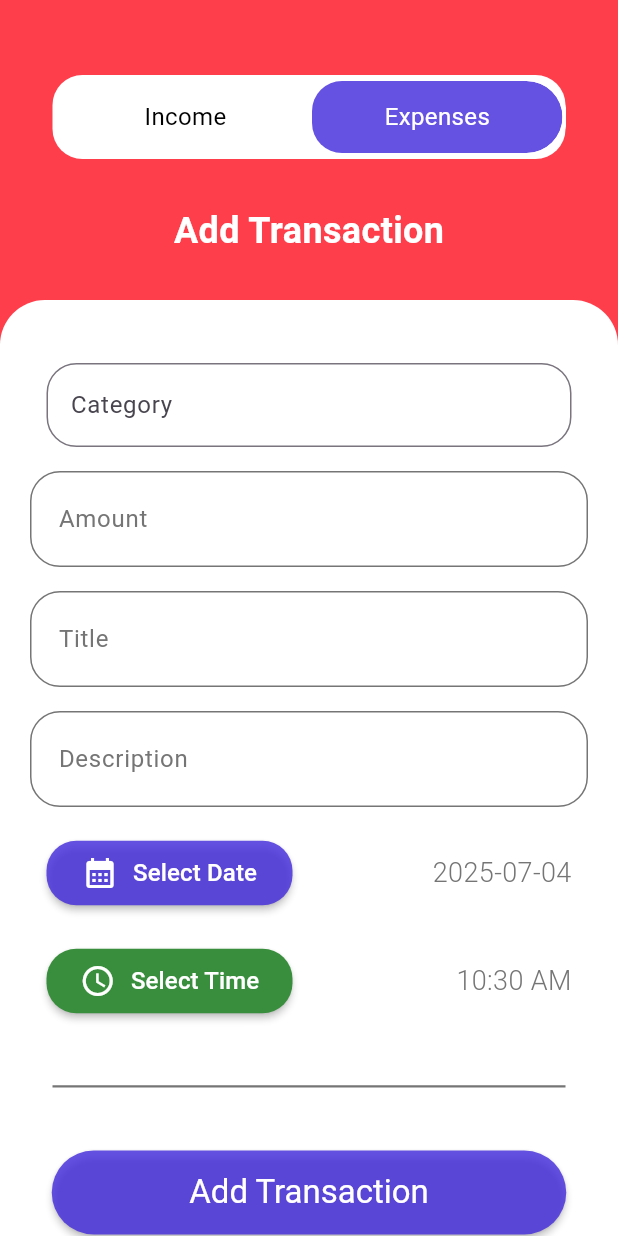
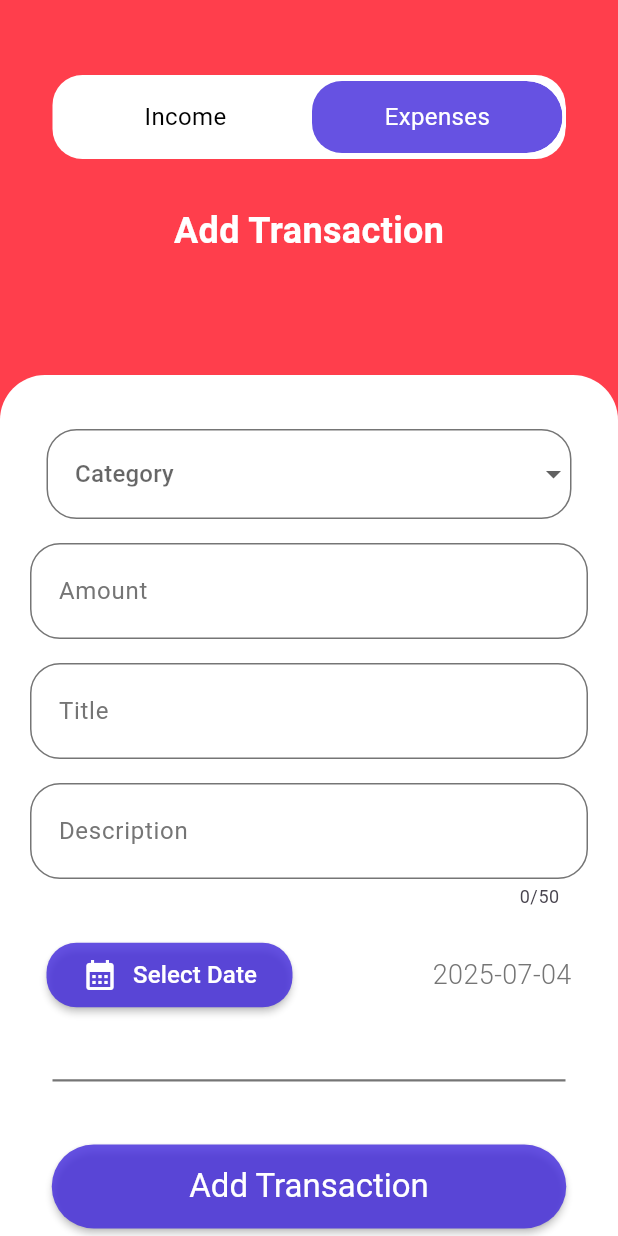
Before and after one commit to Khaled280-313/cash_flow, a Flutter app: the AddTransactions screen opened by its route, on a phone screen of 412 x 824 dp. Run offline on Flutter 3.47's test engine with Material 3 defaults, Android fonts, the phone set to English and light mode, and no system bars; our stand-ins replace dartz, dio, fl_chart, flutter_bloc, get_it, go_router and 4 more; missing offline and left inert: data_connection_checker_tv; accounts and stored records are empty; Roboto replaces fonts that are missing (Montserrat).

Commit message:
Add AddBudgets page, integrate with routing, and enhance transaction management UI with category selection

```diff
--- a/lib/core/routes/app_routes.dart
+++ b/lib/core/routes/app_routes.dart
@@ -8,6 +8,7 @@ import 'package:cash_flow/features/splash_view/pages/splash_view.dart';
 import 'package:flutter_bloc/flutter_bloc.dart';
 import 'package:go_router/go_router.dart';
 
+import '../../features/budgets/presentation/pages/add_budgets.dart';
 import '../../features/transactions/presentation/cubit/transactions_cubit.dart';
 import '../../features/transactions/presentation/pages/add_transactions.dart';
 
@@ -44,4 +45,8 @@ final GoRouter router = GoRouter(routes: [
         create: (context) => getIt<TransactionsCubit>(),
         child: AddTransactions()),
   ),
+  GoRoute(
+    path: "/AddBudgets",
+    builder: (context, state) => AddBudgets(),
+  ),
 ]);
--- a/lib/core/widgets/custom_text_feild.dart
+++ b/lib/core/widgets/custom_text_feild.dart
@@ -33,6 +33,7 @@ class _CustomTextFormFeildState extends State<CustomTextFormFeild> {
   @override
   Widget build(BuildContext context) {
     return TextFormField(
+      maxLength: widget.textInputType == TextInputType.multiline ? 50 : null,
       validator: widget.validator,
       controller: widget.controller,
       obscureText: (widget.obscureText && isObscure),
--- a/lib/features/budgets/presentation/pages/budgets_page.dart
+++ b/lib/features/budgets/presentation/pages/budgets_page.dart
@@ -30,6 +30,9 @@ class BudgetsPage extends StatelessWidget {
                   color: AppColor.white,
                   borderRadius: BorderRadius.circular(20),
                 ),
+                constraints: BoxConstraints(
+                  maxHeight: MediaQuery.of(context).size.height * 1,
+                ),
                 child: Column(
                   spacing: 15,
                   children: List.generate(budgetsData.length, (index) {
--- a/lib/features/transactions/presentation/pages/add_transactions.dart
+++ b/lib/features/transactions/presentation/pages/add_transactions.dart
@@ -7,8 +7,7 @@ import '../../../../core/widgets/custom_text_feild.dart';
 import '../cubit/transactions_cubit.dart';
 import '../widgets/custom_button.dart';
 import '../widgets/custom_show_date_picker.dart';
-import '../widgets/custom_show_time_picker.dart';
-import '../widgets/custom_text_field.dart';
+import '../widgets/custom_category_field.dart';
 import '../widgets/custom_top_contain.dart';
 
 class AddTransactions extends StatelessWidget {
@@ -31,8 +30,8 @@ class AddTransactions extends StatelessWidget {
                   CustomTopContain(type: transactionsCubit.type),
                   Container(
                     padding:
-                        const EdgeInsets.only(top: 16, right: 20, left: 20),
-                    margin: const EdgeInsets.only(top: 200),
+                        const EdgeInsets.only(top: 10, right: 20, left: 20),
+                    margin: const EdgeInsets.only(top: 250),
                     decoration: BoxDecoration(
                       color: AppColor.white,
                       borderRadius: BorderRadius.only(
@@ -48,7 +47,7 @@ class AddTransactions extends StatelessWidget {
                         children: [
                           SizedBox(height: 10),
                           // MenuItemButton(),
-                          CustomTextField(hintText: AppStrings.category),
+                          CustomCategoryField(hintText: AppStrings.category),
                           CustomTextFormFeild(
                               hintText: AppStrings.amount,
                               textInputType: TextInputType.number,
@@ -83,9 +82,9 @@ class AddTransactions extends StatelessWidget {
                           CustomShowDatePicker(
                             selectedDate: transactionsCubit.selectedDate,
                           ),
-                          CustomShowTimePicker(
-                            selectTime: transactionsCubit.selectedTime,
-                          ),
+                          // CustomShowTimePicker(
+                          //   selectTime: transactionsCubit.selectedTime,
+                          // ),
                           const SizedBox(height: 10),
                           Divider(
                             color: AppColor.textSecondary,
--- /dev/null
+++ b/lib/features/transactions/presentation/widgets/custom_category_field.dart
@@ -0,0 +1,69 @@
+import 'package:flutter/material.dart';
+
+import '../../../../core/utils/app_color.dart';
+
+class CustomCategoryField extends StatefulWidget {
+  final String hintText;
+  const CustomCategoryField({
+    super.key,
+    required this.hintText,
+  });
+
+  @override
+  State<CustomCategoryField> createState() => _CustomCategoryFieldState();
+}
+
+class _CustomCategoryFieldState extends State<CustomCategoryField> {
+  List<String> category = [
+    'Food',
+    'Transport',
+    'Shopping',
+    'Bills',
+    'Entertainment',
+    'Health',
+    'Other',
+  ];
+
+  @override
+  Widget build(BuildContext context) {
+    return SizedBox(
+      width: 350,
+      height: 60,
+      child: DropdownButtonFormField<String>(
+        dropdownColor: AppColor.white,
+        decoration: InputDecoration(
+          contentPadding:
+              const EdgeInsets.symmetric(vertical: 20, horizontal: 15),
+          hintText: widget.hintText,
+          enabledBorder: getBorderStyle(),
+          focusedBorder: getBorderStyle(),
+        ),
+        items: category.map((String value) {
+          return DropdownMenuItem<String>(
+            alignment: Alignment.centerLeft,
+            value: value,
+            child: Text(value),
+          );
+        }).toList(),
+        onChanged: (String? newValue) {
+          // Handle the change in selected category
+        },
+        validator: (value) {
+          if (value == null || value.isEmpty) {
+            return 'Please select a category';
+          }
+          return null;
+        },
+      ),
+    );
+  }
+}
+
+OutlineInputBorder getBorderStyle() {
+  return OutlineInputBorder(
+      borderRadius: BorderRadius.circular(20),
+      borderSide: BorderSide(
+        color: AppColor.textSecondary,
+        width: 1,
+      ));
+}
--- a/lib/features/transactions/presentation/widgets/custom_text_field.dart
+++ /dev/null
@@ -1,25 +0,0 @@
-import 'package:flutter/material.dart';
-
-class CustomTextField extends StatelessWidget {
-  final String hintText;
-  const CustomTextField({
-    super.key,
-    required this.hintText,
-  });
-
-  @override
-  Widget build(BuildContext context) {
-    return SizedBox(
-      width: 350,
-      height: 56,
-      child: TextField(
-        decoration: InputDecoration(
-          hintText: hintText,
-          border: OutlineInputBorder(
-            borderRadius: BorderRadius.circular(20),
-          ),
-        ),
-      ),
-    );
-  }
-}
--- a/lib/features/transactions/presentation/widgets/custom_top_contain.dart
+++ b/lib/features/transactions/presentation/widgets/custom_top_contain.dart
@@ -5,8 +5,8 @@ import '../../../../core/utils/app_strings.dart';
 import 'custom_cntain_togle.dart';
 
 class CustomTopContain extends StatefulWidget {
-  String type;
-  CustomTopContain({
+  final String type;
+  const CustomTopContain({
     super.key,
     required this.type,
   });
@@ -22,7 +22,7 @@ class _CustomTopContainState extends State<CustomTopContain> {
     return SafeArea(
       top: false,
       child: Container(
-        height: 230,
+        height: 280,
         width: double.infinity,
         decoration: BoxDecoration(
           color: isSelected ? AppColor.success : Color(0xFFFF3E4C),
@@ -55,10 +55,10 @@ class _CustomTopContainState extends State<CustomTopContain> {
                     setState(() {
                       if (isSelected == true) {
                         isSelected = index == 0;
-                        widget.type = "income";
+                        widget.type != "income";
                       } else {
                         isSelected = index == 0;
-                        widget.type = "expenses";
+                        widget.type != "expenses";
                       }
                     });
                   },
--- a/pubspec.yaml
+++ b/pubspec.yaml
@@ -50,6 +50,7 @@ dependencies:
   intl: ^0.20.2
   flutter_svg: ^2.1.0
   searchfield: ^1.3.2
+  animations: ^2.0.11
 
 dev_dependencies:
   flutter_test:
```
Also changed, not shown: lib/features/budgets/presentation/pages/add_budgets.dart (added, +19 -0 lines), lib/features/budgets/presentation/widgets/custom_sliver_app_bar.dart (+13 -9 lines), pubspec.lock.
